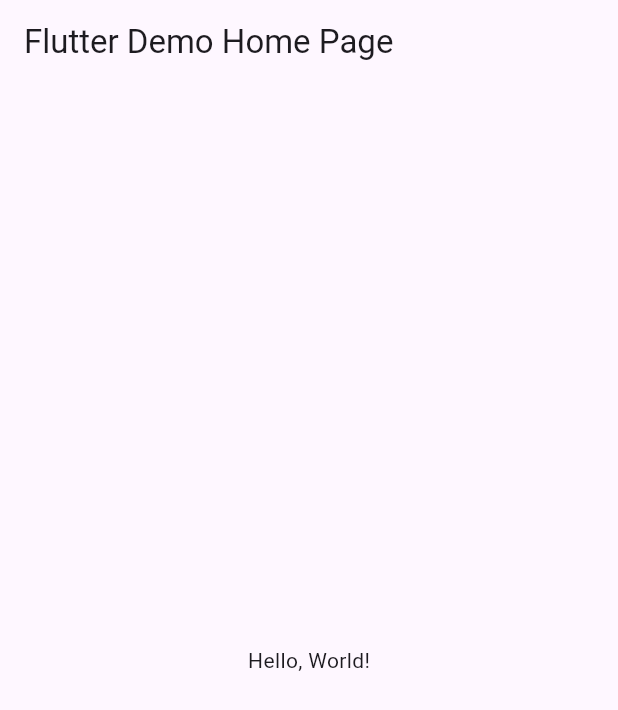
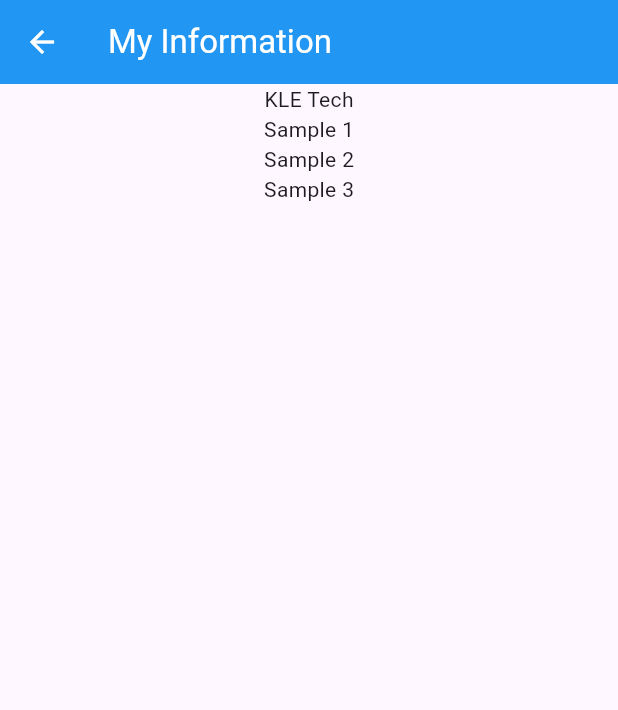
Before and after one commit to ImDedInside-git/HelloFlutter, a Flutter app: the screen it shows after launch, on a phone screen of 412 x 824 dp. Shown: the top 710 px of the screen. Run offline on Flutter 3.47's test engine with Material 3 defaults, Android fonts, the phone set to English and light mode, and no system bars; missing offline and left inert: dart:html.

Commit message:
Add stuff

```diff
--- a/lib/main.dart
+++ b/lib/main.dart
@@ -1,4 +1,5 @@
 import 'package:flutter/material.dart';
+import 'package:helloworld/pages/newStatusWidget.dart';
 
 void main() => runApp(MyApp());
 
@@ -7,9 +8,13 @@ class MyApp extends StatelessWidget {
   // This widget is the root of your application.
   @override
   Widget build(BuildContext context) {
-    return MaterialApp(
+    var materialApp = MaterialApp(
       // Application name
-      title: 'Flutter Hello World',
+      // title: 'Flutter Hello World',
+
+      initialRoute: '/myInfo',
+      routes: {'/myInfo': (context) => MyInformation()},
+
       // Application theme data, you can set the colors for the application as
       // you want
       theme: ThemeData(
@@ -19,6 +24,7 @@ class MyApp extends StatelessWidget {
       // A widget which will be started on application startup
       home: MyHomePage(title: 'Flutter Demo Home Page'),
     );
+    return materialApp;
   }
 }
 
--- /dev/null
+++ b/lib/pages/newStatusWidget.dart
@@ -0,0 +1,26 @@
+import 'dart:html';
+
+import 'package:flutter/material.dart';
+
+class MyInformation extends StatelessWidget {
+  const MyInformation({Key? key}) : super(key: key);
+
+  @override
+  Widget build(BuildContext context) {
+    return Scaffold(
+      appBar: AppBar(
+        title: Text('My Information'),
+        backgroundColor: Colors.blue,
+        foregroundColor: Colors.white,
+      ),
+      body: Center(
+        child: Column(children: [
+          Text('KLE Tech'),
+          Text('Sample 1'),
+          Text('Sample 2'),
+          Text('Sample 3'),
+        ]),
+      ),
+    );
+  }
+}
```
